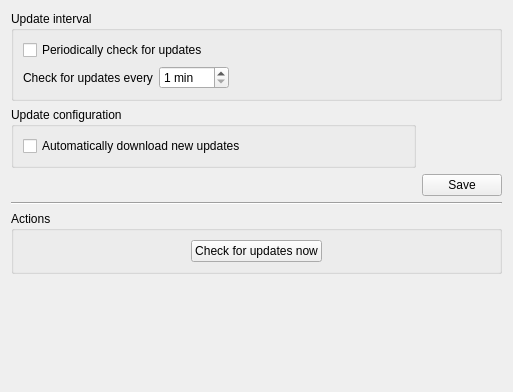
Qt form thandy/thandy.ui (sirop/vidalia-plugins) before a commit.
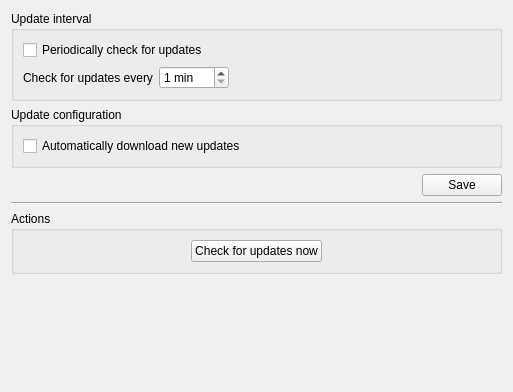
The same form after that commit.

Commit message: Draft of the interaction with the updater process

```diff
--- a/thandy/thandy.ui
+++ b/thandy/thandy.ui
@@ -99,7 +99,7 @@
      </layout>
     </widget>
    </item>
-   <item row="1" column="0">
+   <item row="1" column="0" colspan="2">
     <widget class="QGroupBox" name="grpUpdate">
      <property name="title">
       <string>Update configuration</string>
```
The commit also changes 1 other file.
